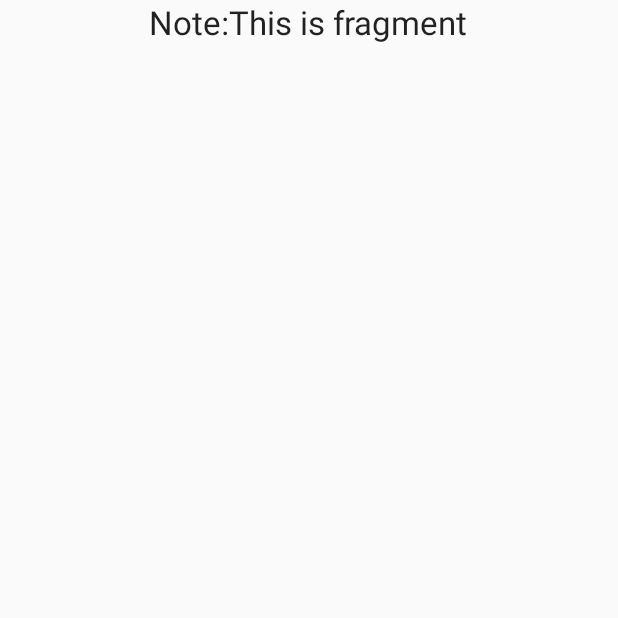
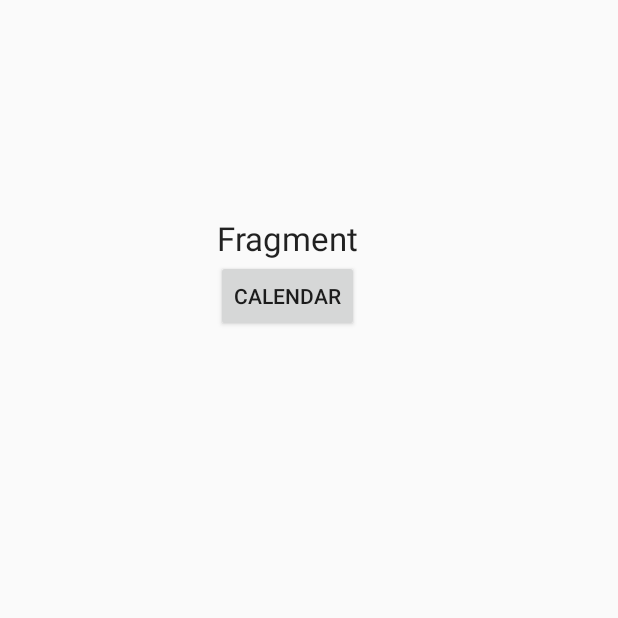
Before and after one commit to Cavonte/Conference-room-reservation-system, an Android app: the ThirdActivityFragment screen opened directly, with no data from a screen before it, on a phone screen of 412 x 824 dp, the top half of it. Run offline under Robolectric (Android 15) with nearby library versions, the phone set to English and light mode, and no system bars.

Commit message:
Added example,tests and updated wiki

```diff
--- a/Examples/app/build.gradle
+++ b/Examples/app/build.gradle
@@ -23,4 +23,6 @@ dependencies {
     compile fileTree(dir: 'libs', include: ['*.jar'])
     testCompile 'junit:junit:4.12'
     compile 'com.android.support:appcompat-v7:22.2.0'
+
+
 }
--- a/Examples/app/src/main/java/com/examples/android/examples/Fragment.java
+++ b/Examples/app/src/main/java/com/examples/android/examples/Fragment.java
@@ -2,18 +2,34 @@ package com.examples.android.examples;
 
 
 import android.os.Bundle;
+import android.support.v4.app.FragmentManager;
 import android.view.LayoutInflater;
 import android.view.View;
 import android.view.ViewGroup;
+import android.widget.Button;
 
 public class Fragment extends android.support.v4.app.Fragment{
+
+    private Button mCalendar;
+
     @Override
     public void onCreate(Bundle savedInstanceState){
         super.onCreate(savedInstanceState);
     }
     @Override
     public View onCreateView(LayoutInflater inflater, ViewGroup container, Bundle savedInstanceState){
+
         View v = inflater.inflate(R.layout.fragment_example, container, false);
+        mCalendar = (Button) v.findViewById(R.id.btn5);
+
+        mCalendar.setOnClickListener(new View.OnClickListener() {
+            @Override
+            public void onClick(View v) {
+                FragmentManager manager = getFragmentManager();
+                CalendarFragment calendar = new CalendarFragment();
+                calendar.show(manager, "");
+            }
+        });
         return v;
     }
 }
--- a/Examples/app/src/main/res/layout/activity_fragment.xml
+++ b/Examples/app/src/main/res/layout/activity_fragment.xml
@@ -4,11 +4,4 @@
     android:layout_height="match_parent"
     android:id="@+id/fragment">
 
-    <TextView
-        android:layout_width="wrap_content"
-        android:layout_height="wrap_content"
-        android:textAppearance="?android:attr/textAppearanceLarge"
-        android:text="Note:This is fragment"
-        android:id="@+id/textView"
-        android:layout_gravity="center_horizontal" />
 </LinearLayout>
--- a/Examples/app/src/main/res/layout/fragment_example.xml
+++ b/Examples/app/src/main/res/layout/fragment_example.xml
@@ -7,7 +7,23 @@
         android:layout_width="wrap_content"
         android:layout_height="wrap_content"
         android:orientation="vertical"
-        android:padding="24dp"></LinearLayout>
+        android:padding="144dp">
+
+        <TextView
+            android:layout_width="wrap_content"
+            android:layout_height="wrap_content"
+            android:textAppearance="?android:attr/textAppearanceLarge"
+            android:text="Fragment"
+            android:id="@+id/textView"
+            android:layout_gravity="center_horizontal" />
+
+        <Button
+            android:layout_width="wrap_content"
+            android:layout_height="wrap_content"
+            android:text="@string/calendar"
+            android:id="@+id/btn5"
+            android:layout_gravity="center_horizontal" />
+    </LinearLayout>
 
 
 
--- a/Examples/app/src/main/res/values/strings.xml
+++ b/Examples/app/src/main/res/values/strings.xml
@@ -5,4 +5,6 @@
     <string name="next">Next</string>
     <string name="response">Feeling lucky is not available. Please try again...</string>
     <string name="fragments">Fragments</string>
+    <string name="calendar">Calendar</string>
+    <string name="Lists">Lists</string>
 </resources>
--- a/Examples/build.gradle
+++ b/Examples/build.gradle
@@ -6,6 +6,7 @@ buildscript {
     }
     dependencies {
         classpath 'com.android.tools.build:gradle:2.1.3'
+
 
         // NOTE: Do not place your application dependencies here; they belong
         // in the individual module build.gradle files
```
Also changed, not shown: Examples/app/src/main/java/com/examples/android/examples/CalendarFragment.java (added, +20 -0 lines), Examples/app/src/main/res/layout/activity_main.xml (+5 -6 lines), Examples/app/src/main/res/layout/calendar.xml (added, +7 -0 lines), 6 other files.
